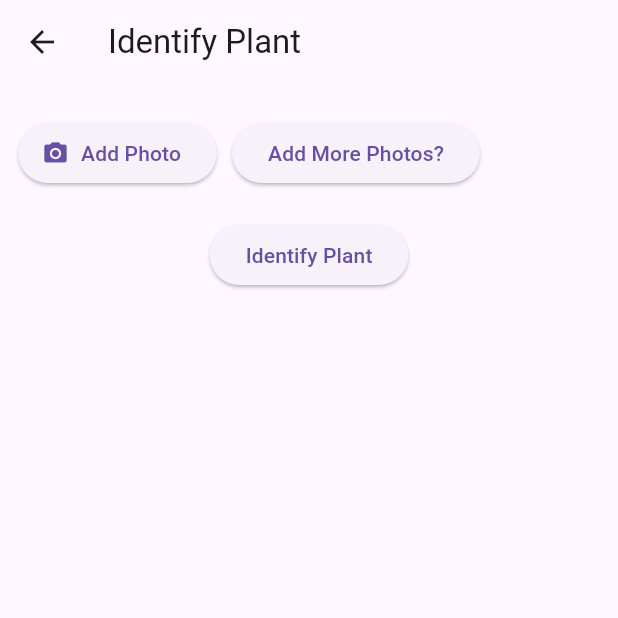
After one commit to AT-Phillips/planty-palace, a Flutter app: the IdentifyPlantScreen screen opened by its route, on a phone screen of 412 x 824 dp, the top half of it. The commit adds this screen. Run offline on Flutter 3.47's test engine with Material 3 defaults, Android fonts, the light colour scheme and no system bars; our stand-ins replace image_picker, sqflite, sqflite_common_ffi; accounts and stored records are empty.

Commit message:
testing image recognition

```diff
--- /dev/null
+++ b/lib/helpers/plantnet_helper.dart
@@ -0,0 +1,49 @@
+import 'dart:convert';
+import 'dart:io';
+import 'package:http/http.dart' as http;
+import 'package:http_parser/http_parser.dart';
+import 'package:mime/mime.dart';
+import 'package:path/path.dart';
+
+class PlantNetHelper {
+  static Future<Map<String, dynamic>?> identifyPlant({
+    required List<File> images,
+    String organ = 'leaf',
+  }) async {
+    final apiKey = 'YOUR_API_KEY';  // Replace with your PlantNet API key
+    final url = Uri.parse(
+      'https://my-api.plantnet.org/v2/identify/all?api-key=$apiKey',
+    );
+
+    final request = http.MultipartRequest('POST', url);
+
+    // Add multiple images to the request
+    for (final imageFile in images) {
+      final mimeType = lookupMimeType(imageFile.path) ?? 'image/jpeg';
+      request.files.add(await http.MultipartFile.fromPath(
+        'images',
+        imageFile.path,
+        contentType: MediaType.parse(mimeType),
+        filename: basename(imageFile.path),
+      ));
+    }
+
+    // Only one organs field for all images (PlantNet API expects a comma-separated list for multiple)
+    request.fields['organs'] = List.filled(images.length, organ).join(',');
+
+    try {
+      final streamedResponse = await request.send();
+      final response = await http.Response.fromStream(streamedResponse);
+
+      if (response.statusCode == 200) {
+        return Map<String, dynamic>.from(jsonDecode(response.body));
+      } else {
+        print('PlantNet identification failed with status: ${response.statusCode}');
+        return null;
+      }
+    } catch (e) {
+      print('Error identifying plant: $e');
+      return null;
+    }
+  }
+}
--- /dev/null
+++ b/lib/screens/identify_plant_screen.dart
@@ -0,0 +1,139 @@
+import 'dart:io';
+import 'dart:convert';
+
+import 'package:flutter/material.dart';
+import 'package:image_picker/image_picker.dart';
+
+import '../helpers/plantnet_helper.dart';
+
+class IdentifyPlantScreen extends StatefulWidget {
+  const IdentifyPlantScreen({super.key});
+
+  @override
+  State<IdentifyPlantScreen> createState() => _IdentifyPlantScreenState();
+}
+
+class _IdentifyPlantScreenState extends State<IdentifyPlantScreen> {
+  final ImagePicker _picker = ImagePicker();
+  final List<File> _selectedImages = [];
+  bool _isLoading = false;
+  Map<String, dynamic>? _results;
+
+  Future<void> _pickImage() async {
+    if (_selectedImages.length >= 5) {
+      ScaffoldMessenger.of(context).showSnackBar(
+        SnackBar(content: Text('Maximum 5 photos allowed')),
+      );
+      return;
+    }
+    final XFile? pickedFile = await _picker.pickImage(source: ImageSource.camera);
+    if (pickedFile != null) {
+      setState(() {
+        _selectedImages.add(File(pickedFile.path));
+      });
+    }
+  }
+
+  Future<void> _identifyPlant() async {
+    if (_selectedImages.isEmpty) {
+      ScaffoldMessenger.of(context).showSnackBar(
+        SnackBar(content: Text('Please add at least one photo')),
+      );
+      return;
+    }
+
+    setState(() {
+      _isLoading = true;
+      _results = null;
+    });
+
+    final response = await PlantNetHelper.identifyPlant(images: _selectedImages);
+
+    setState(() {
+      _isLoading = false;
+      _results = response;
+    });
+  }
+
+  Widget _buildResults() {
+    if (_results == null) return SizedBox.shrink();
+
+    // Simplified example: display raw JSON string prettified
+    return SingleChildScrollView(
+      child: Padding(
+        padding: EdgeInsets.all(8),
+        child: Text(
+          JsonEncoder.withIndent('  ').convert(_results),
+          style: TextStyle(fontFamily: 'monospace'),
+        ),
+      ),
+    );
+  }
+
+  Widget _buildImagePreviews() {
+    return Wrap(
+      spacing: 8,
+      runSpacing: 8,
+      children: _selectedImages
+          .map((file) => Stack(
+                alignment: Alignment.topRight,
+                children: [
+                  Image.file(file, width: 80, height: 80, fit: BoxFit.cover),
+                  GestureDetector(
+                    onTap: () {
+                      setState(() {
+                        _selectedImages.remove(file);
+                      });
+                    },
+                    child: CircleAvatar(
+                      radius: 12,
+                      backgroundColor: Colors.red,
+                      child: Icon(Icons.close, size: 16, color: Colors.white),
+                    ),
+                  )
+                ],
+              ))
+          .toList(),
+    );
+  }
+
+  @override
+  Widget build(BuildContext context) {
+    return Scaffold(
+      appBar: AppBar(
+        title: Text('Identify Plant'),
+      ),
+      body: Padding(
+        padding: EdgeInsets.all(12),
+        child: Column(
+          children: [
+            _buildImagePreviews(),
+            SizedBox(height: 10),
+            Row(
+              children: [
+                ElevatedButton.icon(
+                  onPressed: _pickImage,
+                  icon: Icon(Icons.camera_alt),
+                  label: Text('Add Photo'),
+                ),
+                SizedBox(width: 10),
+                if (_selectedImages.length < 5)
+                  ElevatedButton(
+                    onPressed: _pickImage,
+                    child: Text('Add More Photos?'),
+                  ),
+              ],
+            ),
+            SizedBox(height: 20),
+            ElevatedButton(
+              onPressed: _isLoading ? null : _identifyPlant,
+              child: _isLoading ? CircularProgressIndicator(color: Colors.white) : Text('Identify Plant'),
+            ),
+            SizedBox(height: 20),
+            Expanded(child: _buildResults()),
+          ],
+        ),
+      ),
+    );
+  }
+}
--- a/lib/screens/my_plants_screen.dart
+++ b/lib/screens/my_plants_screen.dart
@@ -111,6 +111,14 @@ class _MyPlantsScreenState extends State<MyPlantsScreen> {
             backgroundColor: Colors.red,
             child: const Icon(Icons.delete_forever),
           ),
+          const SizedBox(height: 10),
+          FloatingActionButton(
+            heroTag: 'identify',
+            onPressed: () => Navigator.pushNamed(context, '/identify'),
+            backgroundColor: Colors.lightGreen,
+            tooltip: 'Identify Plant',
+            child: const Icon(Icons.camera_alt),
+          ),
         ],
       ),
     );
--- a/pubspec.yaml
+++ b/pubspec.yaml
@@ -36,6 +36,10 @@ dependencies:
   path_provider: ^2.1.2
   path: ^1.8.0
   http: ^0.13.6
+  http_parser: ^4.0.0
+  image_picker: ^0.8.7+5
+  mime: ^1.0.2
+  flutter_spinkit: ^5.1.0 # optional for loading spinner
 
 
 dev_dependencies:
```
Also changed, not shown: lib/helpers/image_picker_helper.dart (added, +16 -0 lines), lib/helpers/plant_api.dart (deleted, +0 -33 lines), lib/main.dart (+7 -2 lines), lib/screens/test_plantnet_screen.dart (added, +75 -0 lines), pubspec.lock, 5 other files.
